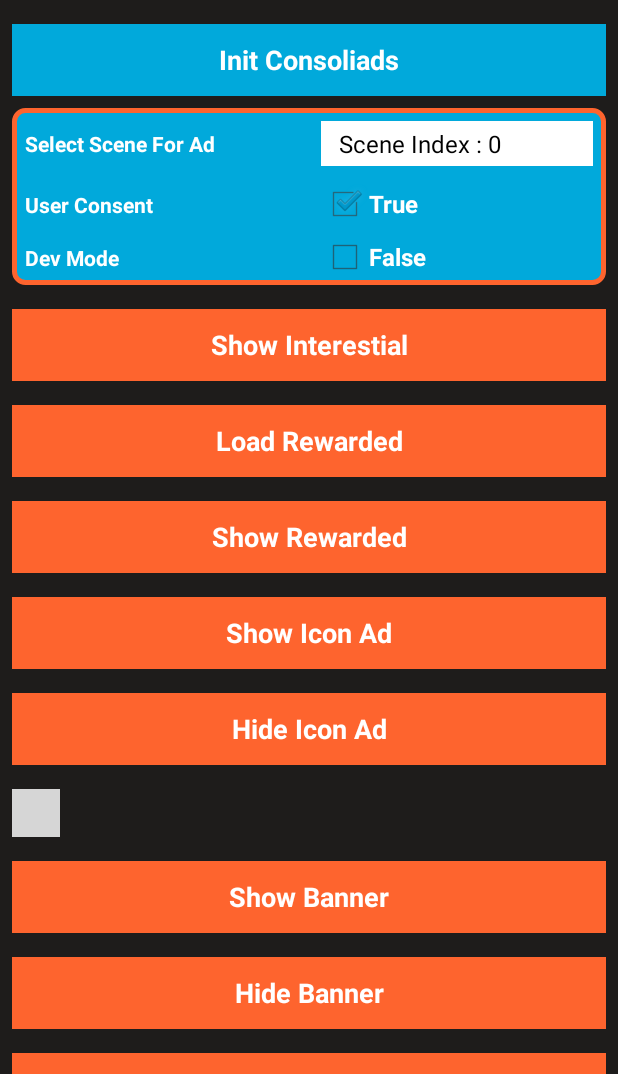
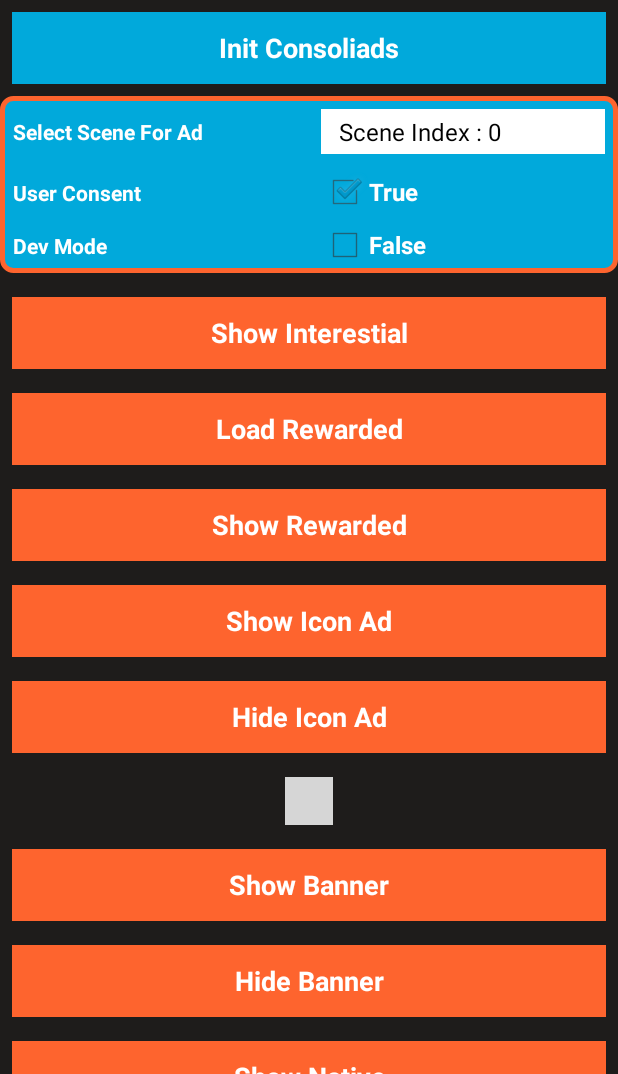
Before and after one commit to teamconsoliads/consoliads-sdk-sample-android, an Android app: the screen it shows after launch (MainActivity), on a phone screen of 412 x 824 dp, the part 162-1236 px from its top. Run offline under Robolectric (Android 15) with nearby library versions, the phone set to English and light mode, and no system bars; libraries missing offline, so code that uses them is left out: com.consoliads.mediation, com.consoliads.sdk, com.facebook.drawee; plain views replace CAMediatedBannerView, IconAdView; 4 statements that could not run were skipped; grey boxes are pictures that could not be loaded.

Commit message:
v_10.4.2

```diff
--- a/app/build.gradle
+++ b/app/build.gradle
@@ -32,7 +32,7 @@ dependencies {
     implementation 'com.google.code.gson:gson:2.8.5'
     implementation 'androidx.cardview:cardview:1.0.0'
     implementation 'androidx.constraintlayout:constraintlayout:1.1.3'
-    implementation 'com.google.android.gms:play-services-ads:19.1.0'
+    implementation 'com.google.android.gms:play-services-ads:19.2.0'
     implementation 'com.facebook.fresco:fresco:1.3.0'
 
     implementation(name: 'consoliads-mediation', ext: 'aar')
--- a/app/src/main/java/com/sheeda/sampleapp/Config.java
+++ b/app/src/main/java/com/sheeda/sampleapp/Config.java
@@ -5,5 +5,5 @@ public class Config {
     //TODO please enter your valid product name from Consoliads portal.
     public static String productName = "testGame";
     //TODO please enter your valid package name from Consoilads Portal
-    public static String bundleIdentifier = "com.zohaibbrand.testGame";
+    public static String bundleIdentifier = "com.pen.cargo.tycon.transporter";
 }
--- a/app/src/main/java/com/sheeda/sampleapp/MainActivity.java
+++ b/app/src/main/java/com/sheeda/sampleapp/MainActivity.java
@@ -19,9 +19,7 @@ import com.consoliads.mediation.listeners.ConsoliAdsIconListener;
 import com.consoliads.mediation.listeners.ConsoliAdsInterstitialListener;
 import com.consoliads.mediation.listeners.ConsoliAdsListener;
 import com.consoliads.mediation.listeners.ConsoliAdsRewardedListener;
-import com.consoliads.sdk.iconads.IconAdBase;
 import com.consoliads.sdk.iconads.IconAdView;
-import com.consoliads.sdk.iconads.IconAnimationConstant;
 
 import java.util.ArrayList;
 import java.util.List;
@@ -200,20 +198,15 @@ public class MainActivity extends Activity implements View.OnClickListener, Adap
                 break;
             }
             case R.id.btn_show_icon_ad: {
-                IconAdBase iconAdBase = (IconAdBase) ConsoliAds.Instance().loadIconAd(currentScene, MainActivity.this, new ConsoliAdsIconListener() {
+                ConsoliAds.Instance().showIconAd(currentScene, MainActivity.this, new ConsoliAdsIconListener() {
                     @Override
-                    public void onIconAdLoadEvent() {
-                        Log.i(TAG,"onIconAdLoadEvent");
+                    public void onIconAdShownEvent() {
+                        Log.i(TAG,"onIconAdShownEvent");
                     }
 
                     @Override
-                    public void onIconAdLoadFailedEvent() {
-                        Log.i(TAG,"onIconAdLoadFailedEvent");
-                    }
-
-                    @Override
-                    public void onIconAdShownEvent() {
-                        Log.i(TAG,"onIconAdShownEvent");
+                    public void onIconAdFailedToShownEvent() {
+                        Log.i(TAG,"onIconAdFailedToShownEvent");
                     }
 
                     @Override
@@ -230,10 +223,7 @@ public class MainActivity extends Activity implements View.OnClickListener, Adap
                     public void onIconAdClickEvent() {
                         Log.i(TAG,"onIconAdClickEvent");
                     }
-                });
-                if (iconAdBase != null) {
-                    iconAdView.setIconAd(iconAdBase , IconAnimationConstant.PULSE);
-                }
+                }, iconAdView);
                 break;
             }
             case R.id.btn_hide_icon_ad: {
--- a/app/src/main/java/com/sheeda/sampleapp/NativeAdActivity.java
+++ b/app/src/main/java/com/sheeda/sampleapp/NativeAdActivity.java
@@ -84,6 +84,11 @@ public class NativeAdActivity extends Activity implements View.OnClickListener {
                         public void onNativeAdLoadFailed() {
                             Log.i("ConsoliAdsListners","onNativeAdLoadFailed");
                         }
+
+                        @Override
+                        public void onNativeAdClicked() {
+                            Log.i("ConsoliAdsListners","onNativeAdClicked");
+                        }
                     });
                 }
                 else
--- a/app/src/main/res/layout/activity_main.xml
+++ b/app/src/main/res/layout/activity_main.xml
@@ -16,12 +16,15 @@
         android:layout_width="wrap_content"
         android:layout_height="wrap_content" />
 
+
+    <ScrollView
+        android:layout_width="match_parent"
+        android:layout_height="match_parent">
+
         <LinearLayout
-        android:layout_marginTop="8dp"
-        android:orientation="vertical"
             android:layout_width="match_parent"
-        android:layout_height="wrap_content">
-
+            android:layout_height="wrap_content"
+            android:orientation="vertical">
             <Button
                 android:textColor="#FFF"
                 android:textStyle="bold"
@@ -34,8 +37,6 @@
 
         <LinearLayout
             android:orientation="vertical"
-            android:layout_marginLeft="8dp"
-            android:layout_marginRight="8dp"
             android:layout_marginBottom="8dp"
             android:background="@drawable/background_round_corner"
             android:layout_width="match_parent"
@@ -132,11 +133,6 @@
         </LinearLayout>
 
 
-    </LinearLayout>
-
-    <ScrollView
-        android:layout_width="match_parent"
-        android:layout_height="match_parent">
 
         <LinearLayout
             android:orientation="vertical"
@@ -202,7 +198,9 @@
 
             <com.consoliads.mediation.bannerads.CAMediatedBannerView
                 android:id="@+id/consoli_banner_view_second"
-                android:layout_margin="8dp"
+                android:layout_marginTop="8dp"
+                android:layout_marginBottom="8dp"
+                android:layout_gravity="center_horizontal"
                 android:layout_width="wrap_content"
                 android:layout_height="wrap_content"/>
 
@@ -262,10 +260,10 @@
 
 
             <com.consoliads.mediation.bannerads.CAMediatedBannerView
+                android:layout_gravity="center_horizontal"
                 android:id="@+id/consoli_banner_view"
-                android:layout_width="match_parent"
-                android:layout_height="match_parent"
-                android:layout_margin="8dp" />
+                android:layout_width="wrap_content"
+                android:layout_height="wrap_content" />
 
             <Button
                 android:id="@+id/btn_hide_banner2"
@@ -280,6 +278,8 @@
 
         </LinearLayout>
 
+        </LinearLayout>
+
     </ScrollView>
 
 </LinearLayout>
--- /dev/null
+++ b/app/src/main/res/layout/icon_ad_container.xml
@@ -0,0 +1,6 @@
+<?xml version="1.0" encoding="utf-8"?>
+<LinearLayout xmlns:android="http://schemas.android.com/apk/res/android"
+    android:layout_width="match_parent"
+    android:layout_height="wrap_content"
+    android:orientation="vertical"
+    />
```
Also changed, not shown: app/src/main/AndroidManifest.xml (+4 -3 lines), app/src/main/java/com/sheeda/sampleapp/ConsoliAdsListActivity.java (+15 -25 lines), app/src/main/java/com/sheeda/sampleapp/ListViewAdapter.java (+25 -26 lines), 3 other files. Lines whose indentation alone changed are shown as unchanged.
